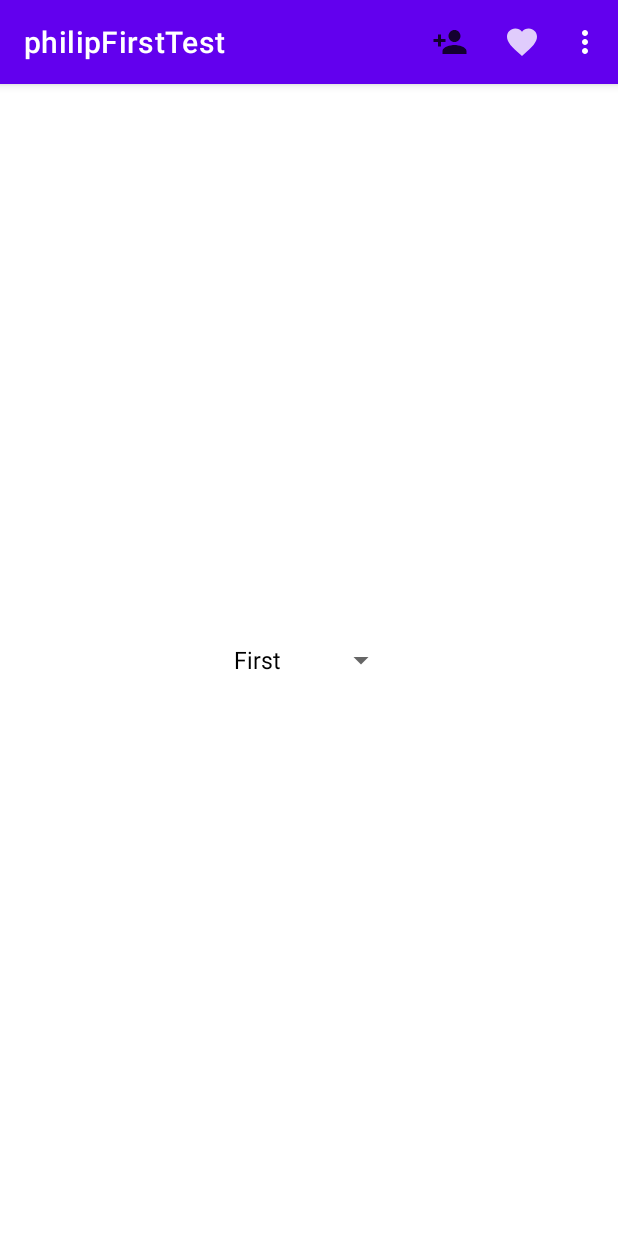
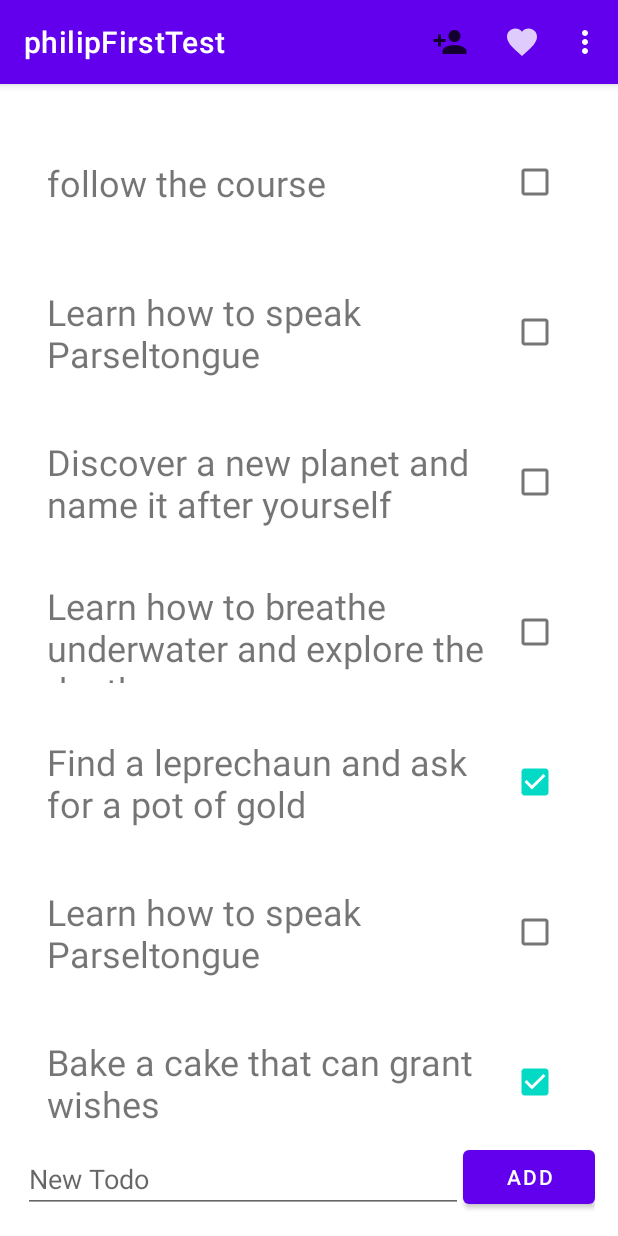
Before and after one commit to MahhmoudRefat/AndroidTest, an Android app: the screen it shows after launch (MainActivity), on a phone screen of 412 x 824 dp. Run offline under Robolectric (Android 15) with nearby library versions, the phone set to English and light mode, and no system bars.

Commit message:
new recycler view type

```diff
--- a/app/build.gradle
+++ b/app/build.gradle
@@ -42,4 +42,5 @@ dependencies {
     testImplementation 'junit:junit:4.13.2'
     androidTestImplementation 'androidx.test.ext:junit:1.1.5'
     androidTestImplementation 'androidx.test.espresso:espresso-core:3.5.1'
+    implementation 'androidx.recyclerview:recyclerview:1.3.0'
 }
--- a/app/src/main/java/com/cobra/philipfirsttest/MainActivity.kt
+++ b/app/src/main/java/com/cobra/philipfirsttest/MainActivity.kt
@@ -4,6 +4,7 @@ import android.app.Activity
 import android.app.AlertDialog
 import android.content.Intent
 import android.content.pm.PackageManager
+import android.icu.text.CaseMap.Title
 import androidx.appcompat.app.AppCompatActivity
 import android.os.Bundle
 import android.util.Log
@@ -13,6 +14,8 @@ import android.view.View
 import android.widget.*
 import androidx.constraintlayout.widget.ConstraintLayout
 import androidx.core.app.ActivityCompat
+import androidx.recyclerview.widget.LinearLayoutManager
+import androidx.recyclerview.widget.RecyclerView
 import java.util.*
 
 //import kotlinx.android.synthetic.main.activity_main.*
@@ -21,30 +24,29 @@ class MainActivity : AppCompatActivity() {
     override fun onCreate(savedInstanceState: Bundle?) {
         super.onCreate(savedInstanceState)
         setContentView(R.layout.activity_main)
-        var spMonth = findViewById<Spinner>(R.id.spMonth)
-        var customlist = listOf("First","second","third","Fourth")
-        var adapter = ArrayAdapter<String>(this, com.google.android.material.R.layout.support_simple_spinner_dropdown_item,customlist)
-        spMonth.adapter = adapter
-        spMonth.onItemSelectedListener = object : AdapterView.OnItemSelectedListener {
-            override fun onItemSelected(
-                adapterview: AdapterView<*>?,
-                view: View?,
-                position: Int,
-                id: Long
-            ) {
-                Toast.makeText(
-                    this@MainActivity,
-                    "You selected ${adapterview?.getItemAtPosition(position).toString()}",
-                    Toast.LENGTH_LONG
-                ).show()
-            }
+        var rvTodo = findViewById<RecyclerView>(R.id.rvTodo)
+        var btntodo = findViewById<Button>(R.id.btnTodo)
+        var ettodo = findViewById<EditText>(R.id.etTodo)
+        var todolist = mutableListOf(
+            Todo("follow the course ", false),
+            Todo("Learn how to speak Parseltongue ", false),
+            Todo("Discover a new planet and name it after yourself ", false),
+            Todo("Learn how to breathe underwater and explore the depths  ", false),
+            Todo("Find a leprechaun and ask for a pot of gold ", true),
+            Todo("Learn how to speak Parseltongue ", false),
+            Todo("Bake a cake that can grant wishes ", true),
 
-            override fun onNothingSelected(p0: AdapterView<*>?) {
-                TODO("Not yet implemented")
-            }
+            )
+        var adapter = todoAdapter(todolist)
+        rvTodo.adapter = adapter
+        rvTodo.layoutManager = LinearLayoutManager(this)
 
+        btntodo.setOnClickListener {
+            val title = ettodo.text.toString()
+            val todo = Todo(title, false)
+            todolist.add(todo)
+            adapter.notifyItemInserted(todolist.size-1)
         }
-
     }
 
 
@@ -72,6 +74,32 @@ class MainActivity : AppCompatActivity() {
         return true
     }
 
+    /*
+    ******* spinner and custom one
+    *   var spMonth = findViewById<Spinner>(R.id.spMonth)
+        var customlist = listOf("First","second","third","Fourth")
+        var adapter = ArrayAdapter<String>(this, com.google.android.material.R.layout.support_simple_spinner_dropdown_item,customlist)
+        spMonth.adapter = adapter
+        spMonth.onItemSelectedListener = object : AdapterView.OnItemSelectedListener {
+            override fun onItemSelected(
+                adapterview: AdapterView<*>?,
+                view: View?,
+                position: Int,
+                id: Long
+            ) {
+                Toast.makeText(
+                    this@MainActivity,
+                    "You selected ${adapterview?.getItemAtPosition(position).toString()}",
+                    Toast.LENGTH_LONG
+                ).show()
+            }
+
+            override fun onNothingSelected(p0: AdapterView<*>?) {
+                TODO("Not yet implemented")
+            }
+
+        }
+    * */
     /*
     * Alert dialog
         var btnDialog1 = findViewById<Button>(R.id.btnDialog1)
--- /dev/null
+++ b/app/src/main/java/com/cobra/philipfirsttest/Todo.kt
@@ -0,0 +1,6 @@
+package com.cobra.philipfirsttest
+
+data class Todo(
+    val title: String,
+    var isChecked: Boolean
+)
--- /dev/null
+++ b/app/src/main/java/com/cobra/philipfirsttest/todoAdapter.kt
@@ -0,0 +1,32 @@
+package com.cobra.philipfirsttest
+
+import android.view.LayoutInflater
+import android.view.View
+import android.view.ViewGroup
+import android.widget.CheckBox
+import android.widget.TextView
+import androidx.appcompat.view.menu.MenuView.ItemView
+import androidx.recyclerview.widget.RecyclerView
+
+class todoAdapter(var todos: List<Todo>) : RecyclerView.Adapter<todoAdapter.todoViewHolder>() {
+    inner class todoViewHolder(itemView: View) : RecyclerView.ViewHolder(itemView)
+
+    override fun onCreateViewHolder(parent: ViewGroup, viewType: Int): todoViewHolder {
+        val view = LayoutInflater.from(parent.context).inflate(R.layout.item_todo,parent,false)
+        return todoViewHolder(view)
+    }
+
+    override fun getItemCount(): Int {
+        return todos.size
+    }
+
+    override fun onBindViewHolder(holder: todoViewHolder, position: Int) {
+        holder.itemView.apply {
+            var tvTitle = findViewById<TextView>(R.id.tvTitle)
+            var cbchecked = findViewById<CheckBox>(R.id.cbdone)
+            tvTitle.text = todos[position].title
+            cbchecked.isChecked = todos[position].isChecked
+
+        }
+    }
+}
--- a/app/src/main/res/layout/activity_main.xml
+++ b/app/src/main/res/layout/activity_main.xml
@@ -8,17 +8,32 @@
     android:padding="15dp"
     tools:context=".MainActivity">
 
-    <Spinner
-        android:id="@+id/spMonth"
+    <androidx.recyclerview.widget.RecyclerView
+        android:id="@+id/rvTodo"
+        android:layout_width="match_parent"
+        android:layout_height="0dp"
+        app:layout_constraintBottom_toTopOf="@+id/etTodo"
+        app:layout_constraintEnd_toEndOf="parent"
+        app:layout_constraintStart_toStartOf="parent"
+        app:layout_constraintTop_toTopOf="parent" />
+
+    <Button
+        android:id="@+id/btnTodo"
         android:layout_width="wrap_content"
         android:layout_height="wrap_content"
-        android:entries="@array/monthes"
+        android:text="ADD"
         app:layout_constraintBottom_toBottomOf="parent"
-        app:layout_constraintEnd_toEndOf="parent"
-        app:layout_constraintHorizontal_bias="0.5"
-        app:layout_constraintStart_toStartOf="parent"
-        app:layout_constraintTop_toTopOf="parent"
-        app:layout_constraintVertical_bias="0.5" />
+        app:layout_constraintEnd_toEndOf="parent" />
+
+    <EditText
+        android:id="@+id/etTodo"
+        android:layout_width="0dp"
+        android:layout_height="wrap_content"
+        android:hint="New Todo"
+        app:layout_constraintBottom_toBottomOf="parent"
+        app:layout_constraintEnd_toStartOf="@+id/btnTodo"
+        app:layout_constraintStart_toStartOf="parent" />
+
 </androidx.constraintlayout.widget.ConstraintLayout>
 
     <!--
--- /dev/null
+++ b/app/src/main/res/layout/item_todo.xml
@@ -0,0 +1,28 @@
+<?xml version="1.0" encoding="utf-8"?>
+<androidx.constraintlayout.widget.ConstraintLayout xmlns:android="http://schemas.android.com/apk/res/android"
+    xmlns:app="http://schemas.android.com/apk/res-auto"
+    xmlns:tools="http://schemas.android.com/tools"
+    android:layout_width="match_parent"
+    android:layout_height="100dp"
+    android:padding="16dp">
+
+    <TextView
+        android:id="@+id/tvTitle"
+        android:layout_width="0dp"
+        android:layout_height="wrap_content"
+        android:text="Title"
+        android:textSize="24sp"
+        app:layout_constraintBottom_toBottomOf="parent"
+        app:layout_constraintEnd_toStartOf="@+id/cbdone"
+        app:layout_constraintStart_toStartOf="parent"
+        app:layout_constraintTop_toTopOf="parent" />
+
+    <CheckBox
+        android:id="@+id/cbdone"
+        android:layout_width="wrap_content"
+        android:layout_height="wrap_content"
+        app:layout_constraintBottom_toBottomOf="parent"
+        app:layout_constraintEnd_toEndOf="parent"
+        app:layout_constraintTop_toTopOf="parent" />
+
+</androidx.constraintlayout.widget.ConstraintLayout>
```
